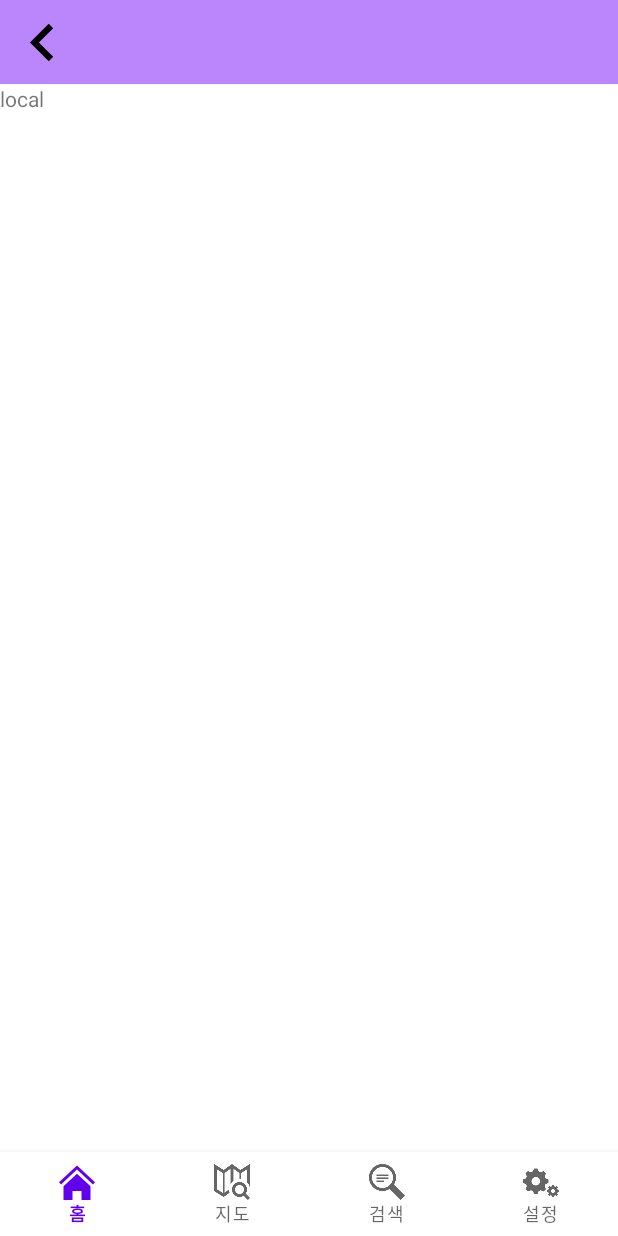
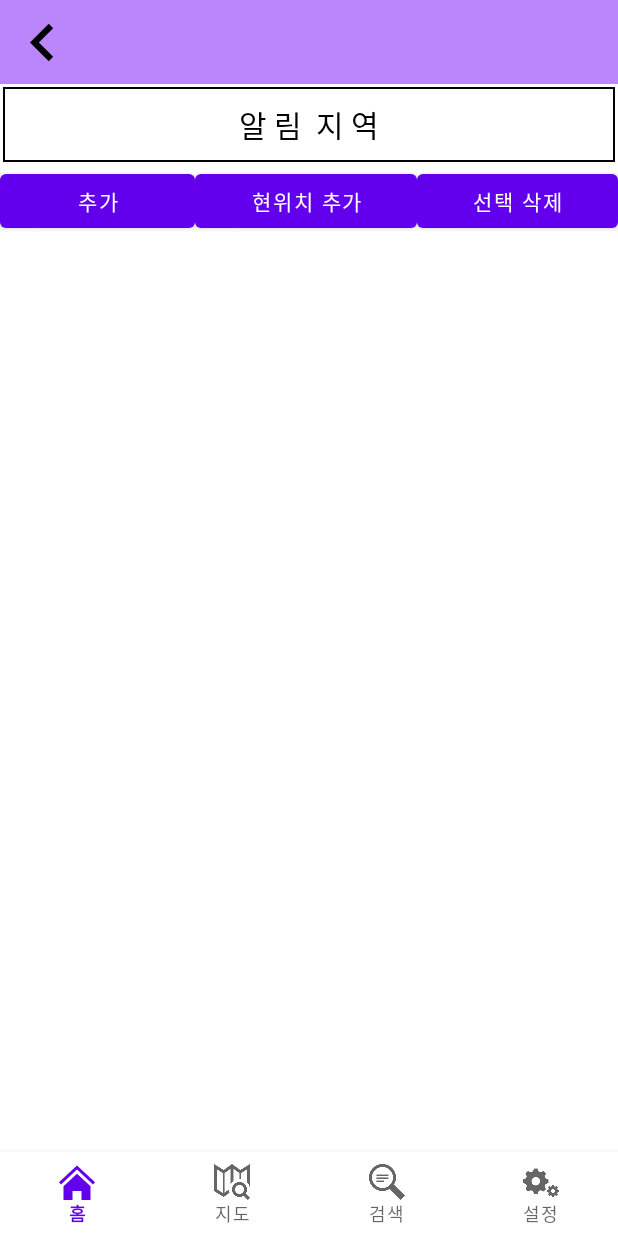
Before and after one commit to InuCapStone2020/ProjectSpark, an Android app: the fragment localFragment placed in its activity, on a phone screen of 412 x 824 dp. Run offline under Robolectric (Android 15) with nearby library versions, the phone set to English and light mode, and no system bars; our stand-ins replace androidx.preference.

Commit message:
02/22 updated

```diff
--- a/Application/app/src/main/java/inu/project/spark/alarmFragment.kt
+++ b/Application/app/src/main/java/inu/project/spark/alarmFragment.kt
@@ -1,5 +1,6 @@
 package inu.project.spark
 
+import android.app.AlertDialog.THEME_HOLO_LIGHT
 import android.app.Application
 import android.app.TimePickerDialog
 import android.content.Context
@@ -111,6 +112,7 @@ class alarmFragment : Fragment() {
                 listItems.add(list[list.size-1])
                 adpater.notifyItemInserted(list.size)
                 adpater.notifyItemRangeChanged(0,list.size)
+                mrecycle.visibility = View.VISIBLE
             }
 
             exitaddalarm()
@@ -134,6 +136,7 @@ class alarmFragment : Fragment() {
         var hour = time.get(Calendar.HOUR)
         var minute = time.get(Calendar.MINUTE)
         var timestring: String = ""
+
         var timeListener = object : TimePickerDialog.OnTimeSetListener {
             override fun onTimeSet(view: TimePicker?, hourOfDay: Int, minute: Int) {
                 var ampm = "오전"
@@ -152,6 +155,8 @@ class alarmFragment : Fragment() {
                 it.text = timestring
             }
         }
-        var builder = TimePickerDialog(context, timeListener, hour, minute, false).show()
+        var builder = TimePickerDialog(context, android.R.style.Theme_Holo_Dialog_NoActionBar,timeListener, hour, minute, false)
+        builder.window!!.setBackgroundDrawableResource(android.R.color.transparent)
+        builder.show()
     }
 }
--- a/Application/app/src/main/res/layout/local_fragment.xml
+++ b/Application/app/src/main/res/layout/local_fragment.xml
@@ -5,10 +5,52 @@
     android:layout_height="match_parent"
     tools:context=".localFragment">
 
-    <!-- TODO: Update blank fragment layout -->
-    <TextView
+    <LinearLayout
         android:layout_width="match_parent"
         android:layout_height="match_parent"
-        android:text="local" />
+        android:orientation="vertical">
 
+        <TextView
+            android:id="@+id/textView"
+            android:layout_width="match_parent"
+            android:layout_height="wrap_content"
+            android:layout_margin="2dp"
+            android:background="@drawable/borderline"
+            android:padding="10dp"
+            android:text="알 림  지 역"
+            android:textAlignment="center"
+            android:textColor="@color/black"
+            android:textSize="20sp" />
+
+        <androidx.recyclerview.widget.RecyclerView
+            android:layout_width="match_parent"
+            android:layout_height="wrap_content" />
+
+        <LinearLayout
+            android:layout_width="match_parent"
+            android:layout_height="wrap_content"
+            android:orientation="horizontal">
+
+            <Button
+                android:id="@+id/add_local_button"
+                android:layout_width="wrap_content"
+                android:layout_height="wrap_content"
+                android:layout_weight="1"
+                android:text="추가" />
+
+            <Button
+                android:id="@+id/add_now_button"
+                android:layout_width="wrap_content"
+                android:layout_height="wrap_content"
+                android:layout_weight="1"
+                android:text="현위치 추가" />
+
+            <Button
+                android:id="@+id/delete_local_button"
+                android:layout_width="wrap_content"
+                android:layout_height="wrap_content"
+                android:layout_weight="1"
+                android:text="선택 삭제" />
+        </LinearLayout>
+    </LinearLayout>
 </FrameLayout>
```
